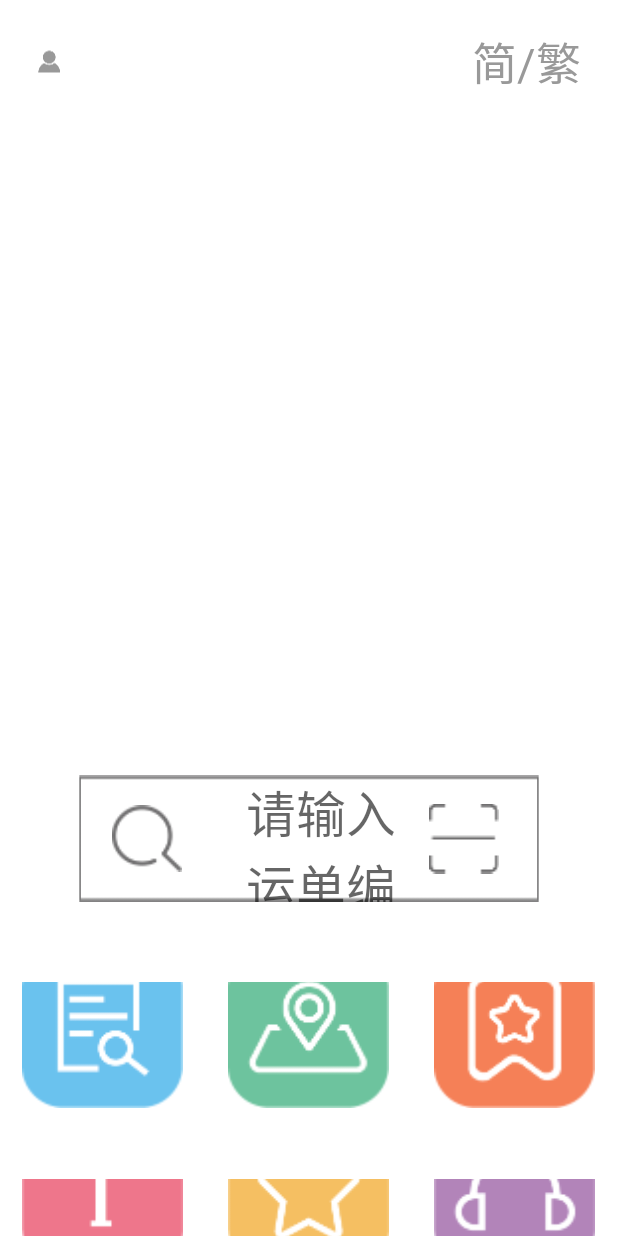
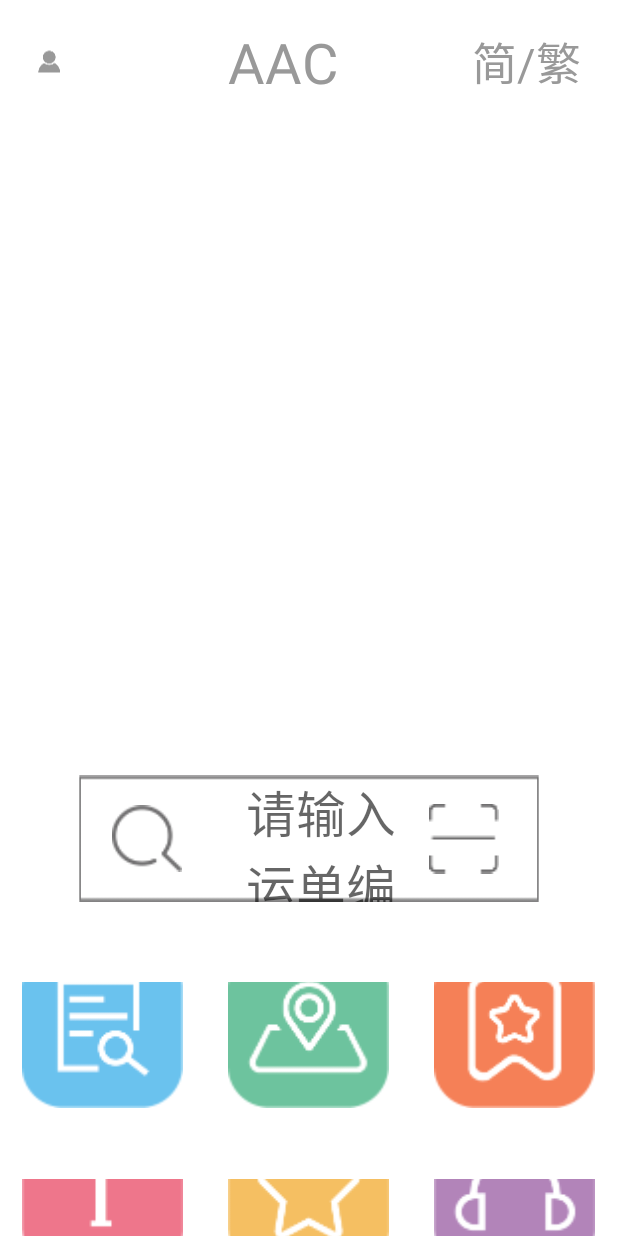
Before and after one commit to LeeCharry/AAC, an Android app: the layout app_bar_main.xml on its own in the app's theme, with its tools: preview values and no code run, on a phone screen of 412 x 824 dp. Run offline under Robolectric (Android 15) with nearby library versions, the phone set to English and light mode, and no system bars; plain views replace AutoLinearLayout, Banner.

Commit message:
2019-01-24

```diff
--- a/app/src/main/AndroidManifest.xml
+++ b/app/src/main/AndroidManifest.xml
@@ -20,11 +20,10 @@
     <uses-permission android:name="android.permission.MOUNT_UNMOUNT_FILESYSTEMS" />
 
     <!-- To auto-complete the email text field in the login form with the user's emails -->
-    <uses-permission android:name="android.permission.GET_ACCOUNTS" />
+    <!--<uses-permission android:name="android.permission.GET_ACCOUNTS" />-->
     <uses-permission android:name="android.permission.READ_PROFILE" />
-    <uses-permission android:name="android.permission.READ_CONTACTS" />
+    <!--<uses-permission android:name="android.permission.READ_CONTACTS" />-->
     <uses-permission android:name="android.permission.CALL_PHONE"/>
-
 
     <application
         android:name="com.shyouhan.aac.base.BaseApp"
--- a/app/src/main/java/com/shyouhan/aac/activity/ShipmentInquiryActivity.java
+++ b/app/src/main/java/com/shyouhan/aac/activity/ShipmentInquiryActivity.java
@@ -174,14 +174,12 @@ public class ShipmentInquiryActivity extends BaseActivity implements View.OnClic
                 break;
         }
     }
-
     @Override
     protected void setTextString() {
         tvTitle.setText(R.string.shippment_inquiry);
         etWaybillNo.setHint(R.string.please_input_waybill_no);
         btnInquiry.setText(R.string.inquiry);
     }
-
     @Override
     protected void onActivityResult(int requestCode, int resultCode, Intent data) {
         super.onActivityResult(requestCode, resultCode, data);
@@ -204,12 +202,9 @@ public class ShipmentInquiryActivity extends BaseActivity implements View.OnClic
     public void hideLoading() {
         loadingDailog.dismiss();
     }
-
     @Override
     public void showMessage(String msg) {
-
     }
-
     @Override
     public void launchActivity(Intent intent) {
     }
--- a/app/src/main/res/layout/app_bar_main.xml
+++ b/app/src/main/res/layout/app_bar_main.xml
@@ -14,7 +14,7 @@
         app:title_background="#77ffffff"
         app:indicator_drawable_selected="@mipmap/ic_dot_white"
         app:indicator_drawable_unselected="@mipmap/ic_dot_gray"
-        app:title_textcolor="@color/white"
+        app:title_textcolor="#999999"
         app:indicator_height="22px"
         app:indicator_width="22px"
         android:fitsSystemWindows="true"
@@ -60,7 +60,7 @@
                         android:layout_weight="1"
                         android:gravity="center"
                         android:text="@string/app_name"
-                        android:textColor="@color/white"
+                        android:textColor="#999999"
                         android:textSize="@dimen/title_size_56_px"/>
 
                     <ImageView
```
Also changed, not shown: 2 other files.
